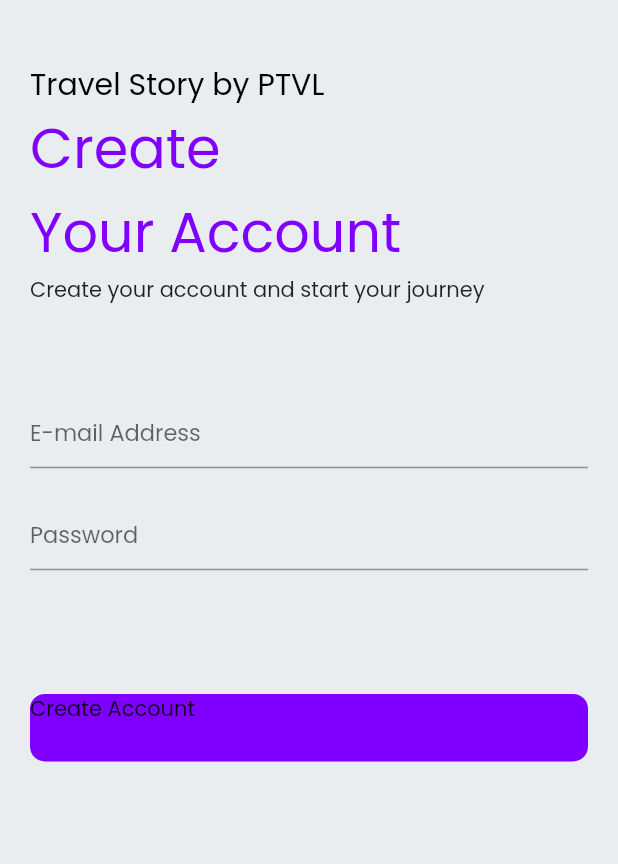
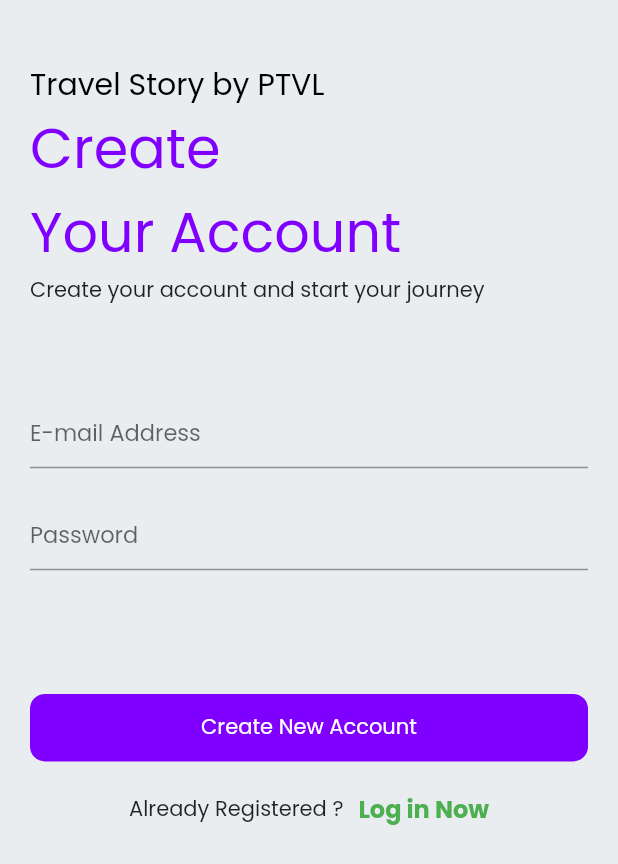
Before and after one commit to mahmudulri/my_ecom_firebase, a Flutter app: the SignUpScreen screen opened by its route, on a phone screen of 412 x 824 dp. Shown: the top 864 px of the screen. Run offline on Flutter 3.47's test engine with Material 2 defaults, Android fonts, the phone set to English and light mode, and no system bars; our stand-ins replace dots_indicator, firebase_auth, firebase_core, fluttertoast, get, get_storage and 2 more; accounts and stored records are empty.

Commit message:
add auth screen

```diff
--- a/lib/ui/route/route.dart
+++ b/lib/ui/route/route.dart
@@ -1,11 +1,14 @@
 import 'package:get/get.dart';
+import 'package:my_ecom_firebase/views/authpages/sign_in_screen.dart';
 import 'package:my_ecom_firebase/views/authpages/sign_up_screen.dart';
 import 'package:my_ecom_firebase/views/onboarding_screen.dart';
+
 import 'package:my_ecom_firebase/views/splash_screen.dart';
 
 const String splash = '/splash-screen';
 const String onboarding = '/onboarding-screesdfsfdn';
 const String signupscreen = '/signup-screen';
+const String signInScreen = '/signin-screen';
 
 List<GetPage> getPages = [
   GetPage(
@@ -20,4 +23,8 @@ List<GetPage> getPages = [
     name: signupscreen,
     page: () => SignUpScreen(),
   ),
+  GetPage(
+    name: signInScreen,
+    page: () => SignInScreen(),
+  ),
 ];
--- a/lib/ui/widgets/violetButton.dart
+++ b/lib/ui/widgets/violetButton.dart
@@ -6,12 +6,14 @@ import 'package:my_ecom_firebase/const/app_colors.dart';
 import 'package:flutter/material.dart';
 
 class VioletButton extends StatelessWidget {
+  String buttonName;
+  VioletButton(this.buttonName);
   RxBool _value = false.obs;
   @override
   Widget build(BuildContext context) {
     var screenHeight = MediaQuery.of(context).size.height;
     var screenWidth = MediaQuery.of(context).size.width;
-    return InkWell(
+    return Obx((() => InkWell(
           onTap: () {
             _value.value = true;
             print(_value.toString());
@@ -24,14 +26,34 @@ class VioletButton extends StatelessWidget {
               color: AppColors.violetColor,
             ),
             child: _value == false
-            ? Text("Create Account") : Row(
+                ? Center(
+                    child: Text(
+                      buttonName,
+                      style: TextStyle(
+                        color: Colors.white,
+                      ),
+                    ),
+                  )
+                : Row(
+                    mainAxisAlignment: MainAxisAlignment.center,
                     children: [
-                Text("Please wait"),
-                CircularProgressIndicator(),
+                      Text(
+                        "Please wait",
+                        style: TextStyle(
+                          color: Colors.white,
+                        ),
+                      ),
+                      SizedBox(
+                        width: 10,
+                      ),
+                      Transform.scale(
+                          scale: 0.6,
+                          child: CircularProgressIndicator(
+                            color: Colors.white,
+                          )),
                     ],
                   ),
-
           ),
-    );
+        )));
   }
 }
--- /dev/null
+++ b/lib/views/authpages/sign_in_screen.dart
@@ -0,0 +1,13 @@
+import 'package:flutter/material.dart';
+
+class SignInScreen extends StatelessWidget {
+  const SignInScreen({super.key});
+
+  @override
+  Widget build(BuildContext context) {
+    return SafeArea(
+        child: Scaffold(
+      body: Center(child: Text("Sign In Screen")),
+    ));
+  }
+}
--- a/lib/views/authpages/sign_up_screen.dart
+++ b/lib/views/authpages/sign_up_screen.dart
@@ -1,6 +1,8 @@
 import 'package:flutter/material.dart';
 import 'package:flutter/src/widgets/container.dart';
 import 'package:flutter/src/widgets/framework.dart';
+import 'package:get/get.dart';
+import 'package:my_ecom_firebase/ui/route/route.dart';
 import 'package:my_ecom_firebase/ui/styles/styles.dart';
 import 'package:my_ecom_firebase/ui/widgets/violetButton.dart';
 
@@ -57,7 +59,31 @@ class SignUpScreen extends StatelessWidget {
             SizedBox(
               height: screenHeight * 0.100,
             ),
-            VioletButton(),
+            VioletButton("Create New Account"),
+            SizedBox(
+              height: 20,
+            ),
+            Row(
+              mainAxisAlignment: MainAxisAlignment.center,
+              children: [
+                Text("Already Registered ?"),
+                SizedBox(
+                  width: 10,
+                ),
+                InkWell(
+                    onTap: () {
+                      Get.toNamed(signInScreen);
+                    },
+                    child: Text(
+                      "Log in Now",
+                      style: TextStyle(
+                        color: Colors.green,
+                        fontSize: 16,
+                        fontWeight: FontWeight.bold,
+                      ),
+                    )),
+              ],
+            ),
           ],
         ),
       ),
```
Lines whose indentation alone changed are shown as unchanged.
